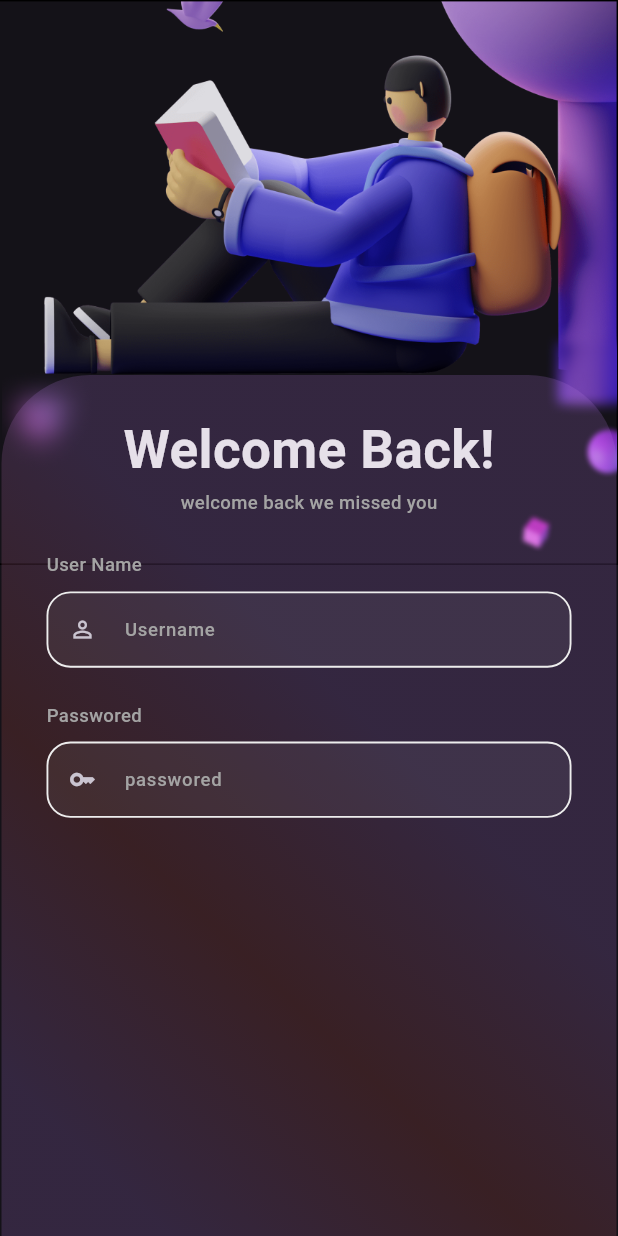
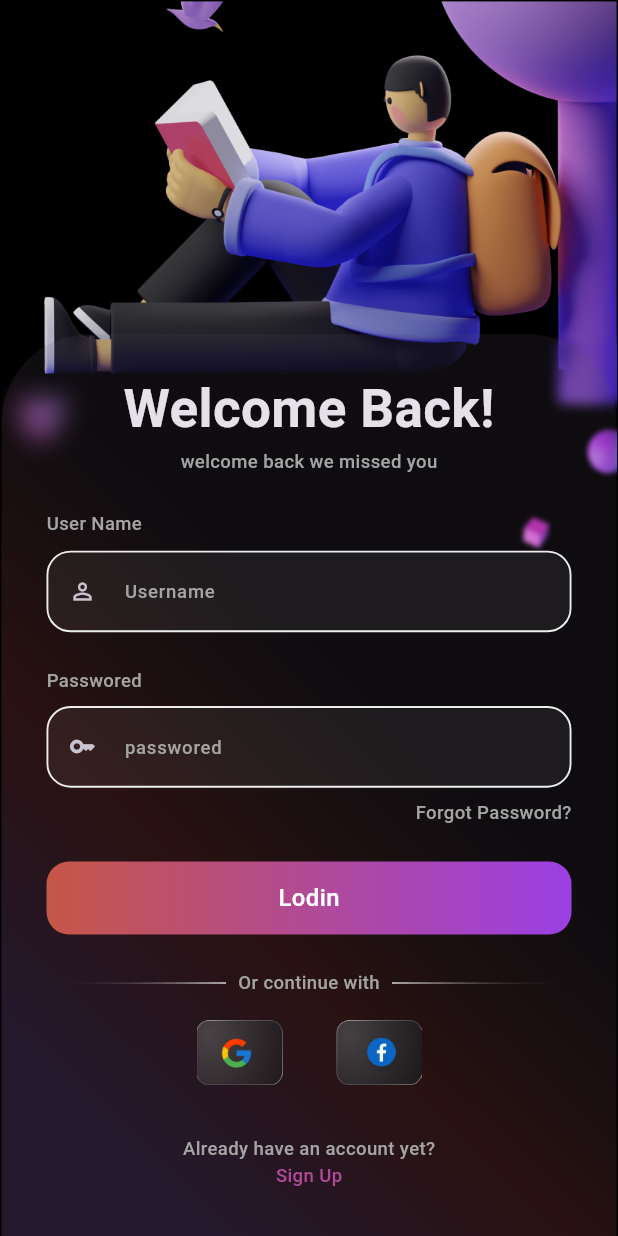
Before and after one commit to islam-diab/my_authentication, a Flutter app: the screen it shows after launch, on a phone screen of 412 x 824 dp. Run offline on Flutter 3.47's test engine with Material 3 defaults, Android fonts, the phone set to English and light mode, and no system bars; our stand-ins replace flutter_screenutil.

Commit message:
add trxt form field

```diff
--- a/lib/core/theming/text_styles.dart
+++ b/lib/core/theming/text_styles.dart
@@ -17,5 +17,10 @@
     fontWeight: FontWeightHelper.medium,
   );
 
+static TextStyle font18Medium = TextStyle(
+    fontSize: 18.sp,
+    color: Colors.white,
+    fontWeight: FontWeightHelper.medium,
+  );
 
 }
--- a/lib/feature/login/ui/screen/login_view.dart
+++ b/lib/feature/login/ui/screen/login_view.dart
@@ -14,7 +14,8 @@
           children: [
             Stack(
               children: [
-                SizedBox(
+                Container(
+                  color: Colors.black,
                   height: 932.h,
                 ),
                 const TopScreen(),
--- /dev/null
+++ b/lib/feature/login/ui/widget/another_signup.dart
@@ -0,0 +1,20 @@
+import 'package:flutter/material.dart';
+import 'package:flutter_screenutil/flutter_screenutil.dart';
+import 'package:my_authentication/core/helper/spaser.dart';
+import 'package:my_authentication/feature/login/ui/widget/line_and_text.dart';
+import 'package:my_authentication/feature/login/ui/widget/logo_of_another_signup.dart';
+
+class AnotherSignup extends StatelessWidget {
+  const AnotherSignup({super.key});
+
+  @override
+  Widget build(BuildContext context) {
+    return Column(
+      children: [
+        const LineAndText(),
+        verticalSpace(20.h),
+        const LogoOfAnotherSignUp(),
+      ],
+    );
+  }
+}
--- a/lib/feature/login/ui/widget/container_info.dart
+++ b/lib/feature/login/ui/widget/container_info.dart
@@ -1,6 +1,11 @@
 import 'package:flutter/material.dart';
 import 'package:flutter_screenutil/flutter_screenutil.dart';
 import 'package:my_authentication/core/helper/spaser.dart';
+import 'package:my_authentication/core/theming/text_styles.dart';
+import 'package:my_authentication/feature/login/ui/widget/another_signup.dart';
+import 'package:my_authentication/feature/login/ui/widget/contianer_with_opacity.dart';
+import 'package:my_authentication/feature/login/ui/widget/custom_text_buttom.dart';
+import 'package:my_authentication/feature/login/ui/widget/signup_from_login.dart';
 import 'package:my_authentication/feature/login/ui/widget/user_pass_form.dart';
 
 import 'welcome_text.dart';
@@ -11,35 +16,22 @@
   @override
   Widget build(BuildContext context) {
     return Positioned(
-      top: 250,
+      top: 252.h,
       left: 1,
       right: 1,
-      child: Container(
-        width: 447.w,
-        height: 803.h,
-        decoration: ShapeDecoration(
-          gradient: LinearGradient(
-            begin: const Alignment(.2, -0.34),
-            end: const Alignment(-0.94, 0.34),
-            colors: [
-              const Color(0xFFB379DF).withOpacity(0.2),
-              const Color(0x14CC5854).withOpacity(0.2),
-              const Color(0xFFB379DF).withOpacity(0.2)
-            ],
-          ),
-          shape: RoundedRectangleBorder(
-            borderRadius: BorderRadius.circular(59),
-          ),
-        ),
-        child: Padding(
-          padding: const EdgeInsets.symmetric(horizontal: 30),
+      child: ContianerwithOpacity(
         child: Column(
           children: [
             const WelcomeText(),
             verticalSpace(30.h),
             const UserAndPasswoed(),
+            verticalSpace(30.h),
+            const CustomTextButtom(),
+            verticalSpace(30.h),
+            const AnotherSignup(),
+            verticalSpace(20.h),
+            const SiginUpFromLogin()
           ],
-          ),
         ),
       ),
     );
--- a/lib/feature/login/ui/widget/contianer_with_opacity.dart
+++ b/lib/feature/login/ui/widget/contianer_with_opacity.dart
@@ -1,10 +1,33 @@
 import 'package:flutter/material.dart';
+import 'package:flutter_screenutil/flutter_screenutil.dart';
 
 class ContianerwithOpacity extends StatelessWidget {
-  const ContianerwithOpacity({super.key});
+  const ContianerwithOpacity({super.key, this.child});
+  final Widget? child;
 
   @override
   Widget build(BuildContext context) {
-    return const Placeholder();
+    return Container(
+      width: 447.w,
+      height: 803.h,
+      decoration: ShapeDecoration(
+        gradient: LinearGradient(
+          begin: const Alignment(.2, -0.34),
+          end: const Alignment(-0.94, 0.34),
+          colors: [
+            const Color.fromARGB(255, 95, 82, 105).withOpacity(0.15),
+            const Color(0x14CC5854).withOpacity(0.2),
+            const Color(0xFFB379DF).withOpacity(0.2)
+          ],
+        ),
+        shape: RoundedRectangleBorder(
+          borderRadius: BorderRadius.circular(59),
+        ),
+      ),
+      child: Padding(
+        padding: const EdgeInsets.symmetric(horizontal: 30),
+        child: child,
+      ),
+    );
   }
 }
--- /dev/null
+++ b/lib/feature/login/ui/widget/custom_text_buttom.dart
@@ -0,0 +1,33 @@
+import 'package:flutter/material.dart';
+import 'package:flutter_screenutil/flutter_screenutil.dart';
+import 'package:my_authentication/core/theming/text_styles.dart';
+
+class CustomTextButtom extends StatelessWidget {
+  const CustomTextButtom({super.key});
+
+  @override
+  Widget build(BuildContext context) {
+    return GestureDetector(
+      onTap: () {},
+      child: Container(
+        padding: EdgeInsets.zero,
+        height: 55.h,
+        decoration: ShapeDecoration(
+          gradient: const LinearGradient(
+            begin: Alignment(1.00, -0.01),
+            end: Alignment(-1, 0.01),
+            colors: [Color(0xFF9C3FE4), Color(0xFFC65647)],
+          ),
+          shape: RoundedRectangleBorder(
+            borderRadius: BorderRadius.circular(15),
+          ),
+        ),
+        child: Center(
+            child: Text(
+          'Lodin',
+          style: TextStyles.font18Medium,
+        )),
+      ),
+    );
+  }
+}
--- /dev/null
+++ b/lib/feature/login/ui/widget/line_and_text.dart
@@ -0,0 +1,29 @@
+import 'package:flutter/material.dart';
+import 'package:my_authentication/core/theming/text_styles.dart';
+
+class LineAndText extends StatelessWidget {
+  const LineAndText({super.key});
+
+  @override
+  Widget build(BuildContext context) {
+    return Row(
+      children: [
+        Expanded(
+          child: Image.asset('assets/image/line_left.png'),
+        ),
+        Padding(
+          padding: const EdgeInsets.symmetric(horizontal: 8),
+          child: Text(
+            'Or continue with',
+            style: TextStyles.font14Medium,
+          ),
+        ),
+        Expanded(
+          child: Image.asset(
+            'assets/image/line_right.png',
+          ),
+        ),
+      ],
+    );
+  }
+}
--- /dev/null
+++ b/lib/feature/login/ui/widget/logo_of_another_signup.dart
@@ -0,0 +1,26 @@
+import 'package:flutter/material.dart';
+import 'package:flutter_screenutil/flutter_screenutil.dart';
+
+class LogoOfAnotherSignUp extends StatelessWidget {
+  const LogoOfAnotherSignUp({super.key});
+
+  @override
+  Widget build(BuildContext context) {
+    return Padding(
+      padding: const EdgeInsets.symmetric(horizontal: 100),
+      child: Row(
+        mainAxisAlignment: MainAxisAlignment.spaceBetween,
+        children: [
+          SizedBox(
+            width: 60.w,
+            child: Image.asset('assets/image/google.png'),
+          ),
+          SizedBox(
+            width: 60.w,
+            child: Image.asset('assets/image/facebook.png'),
+          ),
+        ],
+      ),
+    );
+  }
+}
--- /dev/null
+++ b/lib/feature/login/ui/widget/signup_from_login.dart
@@ -0,0 +1,23 @@
+import 'package:flutter/material.dart';
+import 'package:my_authentication/core/theming/text_styles.dart';
+
+class SiginUpFromLogin extends StatelessWidget {
+  const SiginUpFromLogin({super.key});
+
+  @override
+  Widget build(BuildContext context) {
+    return Column(
+      children: [
+        Text(
+              '\n Already have an account yet? ',
+              style: TextStyles.font14Medium,
+            ),
+            Text(
+              'Sign Up',
+              style: TextStyles.font14Medium
+                  .copyWith(color: const Color(0xffB14A96)),
+            ),
+      ],
+    );
+  }
+}
--- a/lib/feature/login/ui/widget/text_form_field.dart
+++ b/lib/feature/login/ui/widget/text_form_field.dart
@@ -36,7 +36,7 @@
         prefixIcon: prefixIcon,
         contentPadding: EdgeInsets.symmetric(
           horizontal: 20.w,
-          vertical: 18.h,
+          vertical: 20.h,
         ),
         focusedBorder: OutlineInputBorder(
           borderSide: BorderSide(
--- a/lib/feature/login/ui/widget/user_pass_form.dart
+++ b/lib/feature/login/ui/widget/user_pass_form.dart
@@ -36,6 +36,14 @@
           hintText: 'passwored',
           prefixIcon: Icon(Icons.key_outlined),
         ),
+        verticalSpace(10.h),
+        Align(
+          alignment: Alignment.centerRight,
+          child: Text(
+            'Forgot Password?',
+            style: TextStyles.font14Medium,
+          ),
+        )
       ],
     );
   }
```
Also changed, not shown: assets/image/Card.png (added), assets/image/apple.png (added), assets/image/facebook.png (added), assets/image/google.png (added), assets/image/line_left.png (added), assets/image/line_right.png (added). Lines whose indentation alone changed are shown as unchanged.
